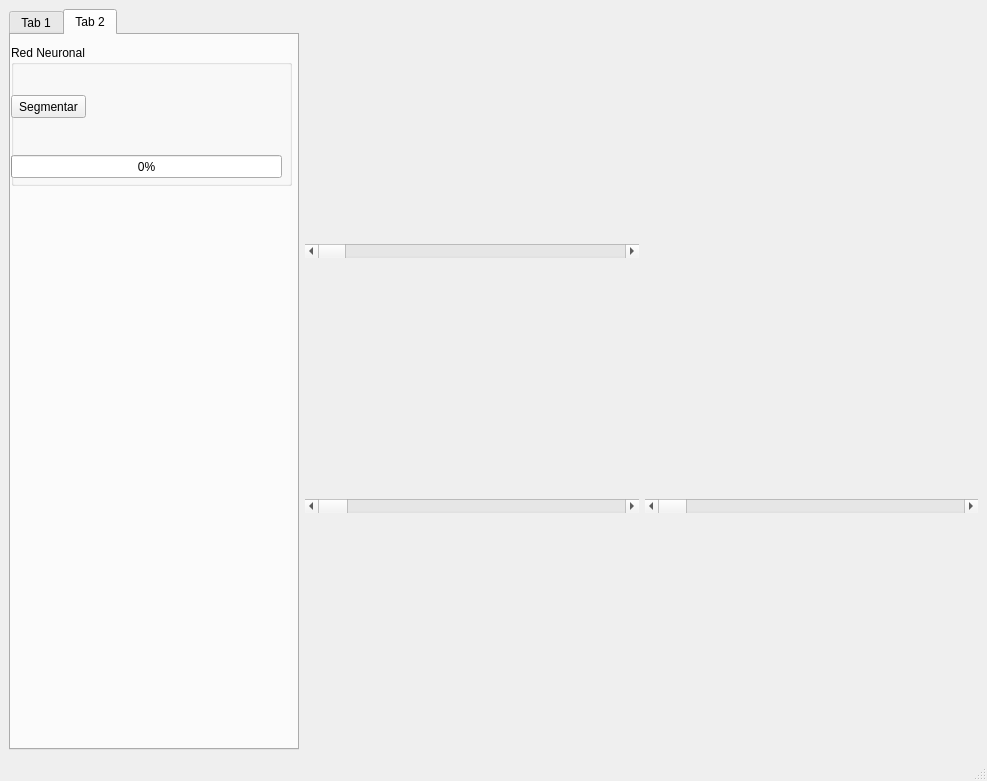
Old version of the form gui_designer.ui in the repository SrMike/Segmentador_de_tejidos.
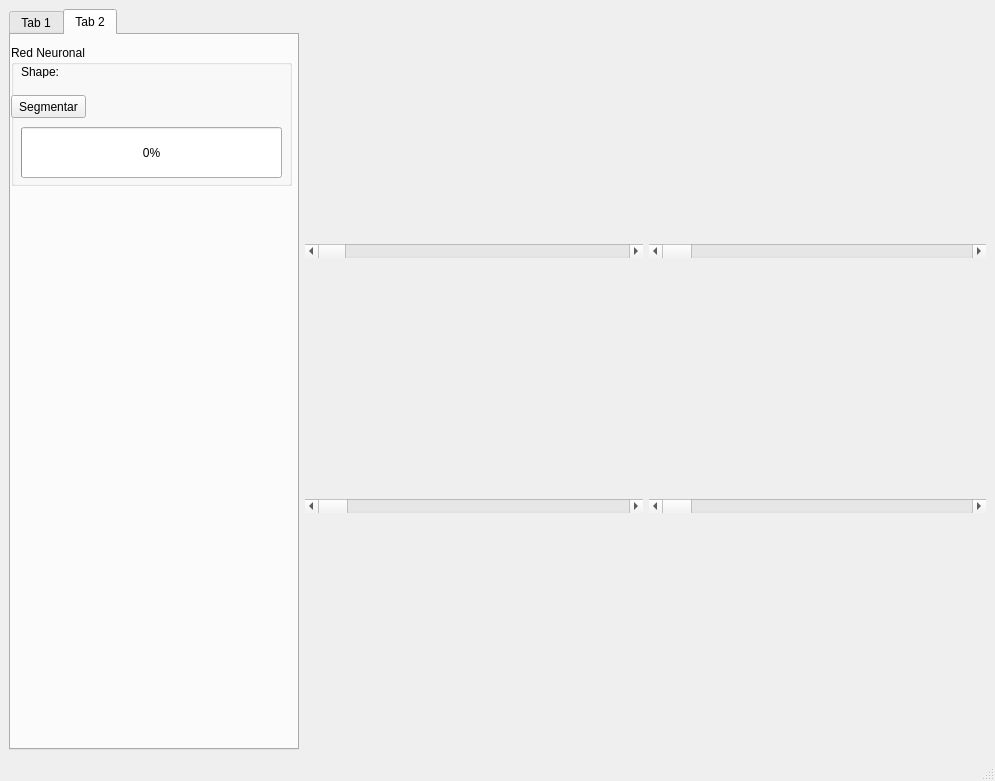
New version of the form.

The edit to the form file:
```diff
--- a/gui_designer.ui
+++ b/gui_designer.ui
@@ -9,7 +9,7 @@
    <rect>
     <x>0</x>
     <y>0</y>
-    <width>987</width>
+    <width>995</width>
     <height>781</height>
    </rect>
   </property>
@@ -75,6 +75,13 @@
         </property>
        </widget>
       </item>
+      <item row="3" column="1">
+       <widget class="QScrollBar" name="finalScrollBar">
+        <property name="orientation">
+         <enum>Qt::Horizontal</enum>
+        </property>
+       </widget>
+      </item>
      </layout>
     </item>
     <item row="0" column="0">
@@ -707,16 +714,45 @@
         <widget class="QProgressBar" name="progressBar">
          <property name="geometry">
           <rect>
-           <x>0</x>
-           <y>110</y>
-           <width>271</width>
-           <height>23</height>
+           <x>10</x>
+           <y>82</y>
+           <width>261</width>
+           <height>51</height>
           </rect>
          </property>
+         <property name="maximum">
+          <number>258</number>
+         </property>
          <property name="value">
           <number>0</number>
          </property>
         </widget>
+        <widget class="QLabel" name="label_12">
+         <property name="geometry">
+          <rect>
+           <x>10</x>
+           <y>20</y>
+           <width>47</width>
+           <height>13</height>
+          </rect>
+         </property>
+         <property name="text">
+          <string>Shape: </string>
+         </property>
+        </widget>
+        <widget class="QLabel" name="labelShapesalida">
+         <property name="geometry">
+          <rect>
+           <x>60</x>
+           <y>20</y>
+           <width>201</width>
+           <height>16</height>
+          </rect>
+         </property>
+         <property name="text">
+          <string/>
+         </property>
+        </widget>
        </widget>
       </widget>
      </widget>
```
Left out of the diff: 2 changed lines with no effect on the pictures.
